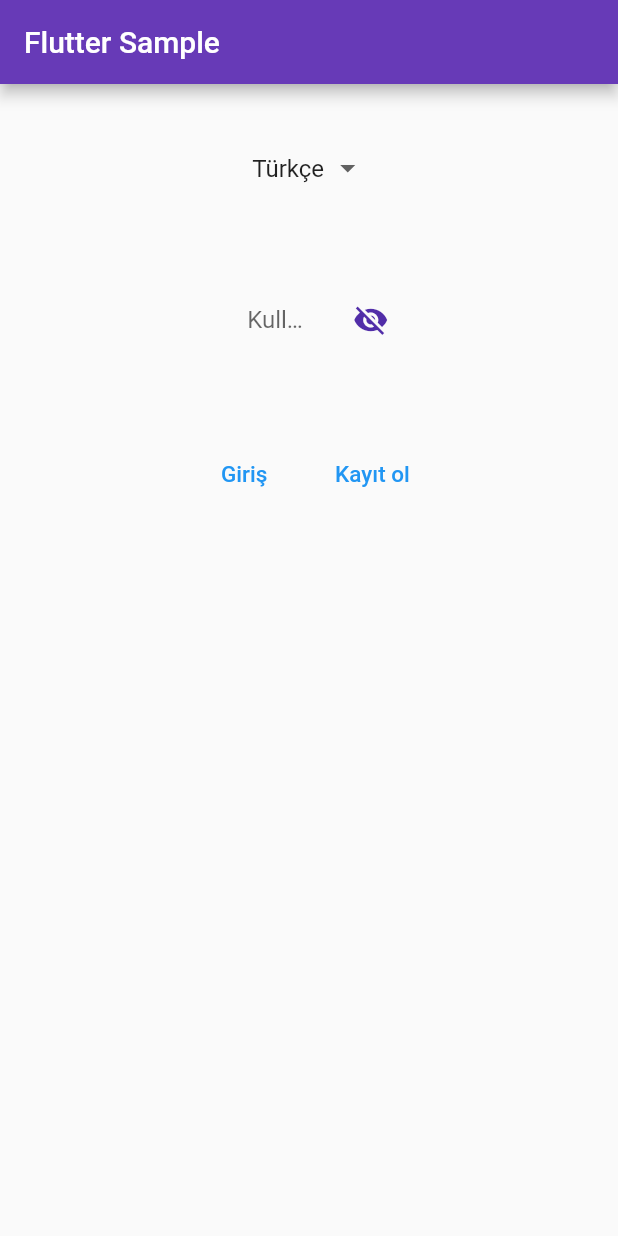
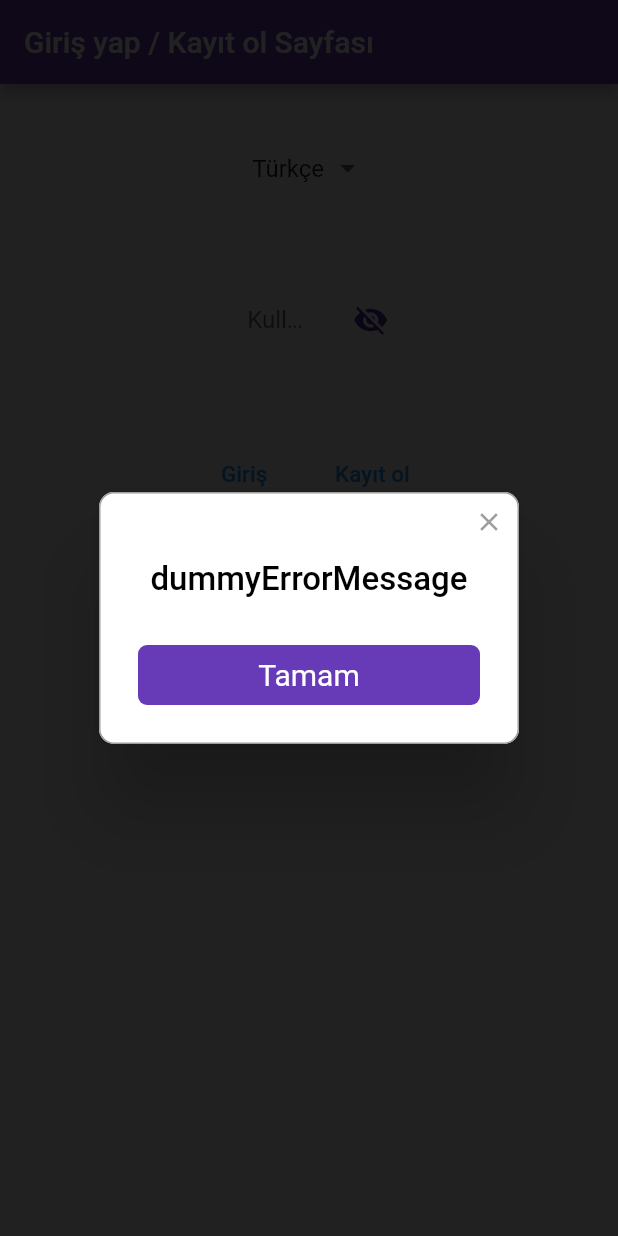
Before and after one commit to frkn2076/FLUTTERSAMPLE, a Flutter app: the screen it shows after launch, after a tap on "Giriş", on a phone screen of 412 x 824 dp. Run offline on Flutter 3.47's test engine with Material 2 defaults, Android fonts, the phone set to English and light mode, and no system bars; drawn by our look-alikes of rflutter_alert.

Commit message:
added login and todo page

```diff
--- /dev/null
+++ b/lib/login.dart
@@ -0,0 +1,178 @@
+import 'package:flutter/material.dart';
+import 'package:fluttersample/todo.dart';
+import 'package:fluttersample/util/caller.dart';
+import 'package:rflutter_alert/rflutter_alert.dart';
+
+class Login extends StatelessWidget {
+  @override
+  Widget build(BuildContext context) {
+    return MaterialApp(
+      debugShowCheckedModeBanner: false,
+      title: 'Flutter ToDo App',
+      theme: ThemeData(
+        primarySwatch: Colors.deepPurple,
+      ),
+      home: LoginPage(),
+    );
+  }
+}
+
+class LoginPage extends StatefulWidget {
+  @override
+  _LoginPageState createState() => _LoginPageState();
+}
+
+class _LoginPageState extends State<LoginPage> {
+  var languages = <String>['Türkçe', 'English'];
+  var isTurkish = true;
+  bool _isPasswordVisible = false;
+
+  TextEditingController userNameController = TextEditingController();
+  TextEditingController passwordController = TextEditingController();
+
+  @override
+  Widget build(BuildContext context) {
+    return Scaffold(
+      appBar: AppBar(
+        title: Text(isTurkish ? "Giriş yap / Kayıt ol Sayfası" : "Sign in / Sign up Page"),
+      ),
+      body: Container(
+        child: Column(
+          children: <Widget>[
+            emptyInterval(multiplier: 2),
+            languageDropDown(),
+            emptyInterval(multiplier: 3),
+            Container(
+              child: Row(
+                mainAxisAlignment: MainAxisAlignment.center,
+                children: [
+                  emptyInterval(multiplier: 2),
+                  buildTextWidget(userNameController,
+                      isTurkish ? "Kullanıcı adı" : "User name"),
+                  emptyInterval(multiplier: 2),
+                  buildTextWidget(
+                      passwordController, isTurkish ? "Şifre" : "Password",
+                      hasHiddenIcon: true),
+                ],
+              ),
+            ),
+            emptyInterval(),
+            Container(
+              child: Row(
+                mainAxisAlignment: MainAxisAlignment.center,
+                children: [
+                  buildButtonWidget(isTurkish ? "Giriş" : "Sign in"),
+                  emptyInterval(multiplier: 2),
+                  buildButtonWidget(isTurkish ? "Kayıt ol" : "Sign up"),
+                ],
+              ),
+            ),
+          ],
+        ),
+      ),
+    );
+  }
+
+  Widget emptyInterval({int multiplier = 1}) {
+    return SizedBox(
+        width: MediaQuery.of(context).size.width / 40 * multiplier,
+        height: MediaQuery.of(context).size.height / 40 * multiplier);
+  }
+
+  Widget languageDropDown() {
+    return Container(
+      alignment: Alignment.center,
+      height: 30.0,
+      child: DropdownButton<String>(
+        underline: Container(), //to remove underline
+        items: languages.map((String value) {
+          return new DropdownMenuItem<String>(value: value, child: Text(value));
+        }).toList(),
+        value: isTurkish ? languages[0] : languages[1],
+        onChanged: (String? newVal) {
+          setState(() {
+            isTurkish = newVal == languages[0];
+          });
+        },
+      ),
+    );
+  }
+
+  Widget buildTextWidget(TextEditingController controller, String hintText,
+      {bool hasHiddenIcon = false}) {
+    return Container(
+      width: MediaQuery.of(context).size.width / 10,
+      height: MediaQuery.of(context).size.height / 10,
+      child: TextField(
+        textAlign: TextAlign.left,
+        controller: controller,
+        obscureText: hasHiddenIcon ? !_isPasswordVisible : false,
+        decoration: InputDecoration(
+          border: InputBorder.none,
+          hintText: hintText,
+          suffixIcon: hasHiddenIcon
+              ? IconButton(
+                  icon: Icon(
+                    _isPasswordVisible
+                        ? Icons.visibility
+                        : Icons.visibility_off,
+                    color: Theme.of(context).primaryColorDark,
+                  ),
+                  onPressed: () {
+                    setState(() {
+                      _isPasswordVisible = !_isPasswordVisible;
+                    });
+                  },
+                )
+              : null,
+        ),
+      ),
+    );
+  }
+
+  Widget buildButtonWidget(String text) {
+    return Container(
+      child: Row(
+        mainAxisAlignment: MainAxisAlignment.center,
+        children: [
+          TextButton(
+            onPressed: () {
+              API.login(
+                isTurkish ? "TR" : "EN",
+                userNameController.text,
+                passwordController.text,
+              )
+                  .then((value) {
+                if (value.isSuccess == true) {
+                  Navigator.push(
+                      context, MaterialPageRoute(builder: (context) => Todo()));
+                } else {
+                  _popup(context, value.errorMessage.toString());
+                }
+              });
+            },
+            child: Text(
+              text,
+              style: TextStyle(color: Colors.blue, fontSize: 15),
+            ),
+          ),
+        ],
+      ),
+    );
+  }
+
+  _popup(BuildContext context, String? message){
+    Alert(
+        context: context,
+        title: message ?? (isTurkish ? "Geçici süre hizmet veremiyoruz" : "We are temporarily unavailable"),
+        buttons: [
+          DialogButton(
+            onPressed: () => Navigator.of(context,rootNavigator: true).pop(),
+            child: Text(
+              isTurkish ? "Tamam" : "Okay",
+              style: TextStyle(color: Colors.white, fontSize: 20),
+            ),
+          )
+        ]).show();
+  }
+}
--- a/lib/main.dart
+++ b/lib/main.dart
@@ -1,154 +1,4 @@
-import 'package:flutter/material.dart';
+import 'package:flutter/cupertino.dart';
+import 'login.dart';
 
-void main() => runApp(MyApp());
-
-class MyApp extends StatelessWidget {
-  @override
-  Widget build(BuildContext context) {
-    return MaterialApp(
-      debugShowCheckedModeBanner: false,
-      title: 'Flutter ToDo App',
-      theme: ThemeData(
-        primarySwatch: Colors.deepPurple,
-      ),
-      home: MyHomePage(title: 'Flutter Sample'),
-    );
-  }
-}
-
-class MyHomePage extends StatefulWidget {
-  MyHomePage({Key? key, required this.title}) : super(key: key);
-
-  final String title;
-
-  @override
-  _MyHomePageState createState() => _MyHomePageState();
-}
-
-class _MyHomePageState extends State<MyHomePage> {
-  var languages = <String>['Türkçe', 'English'];
-  var isTurkish = true;
-  bool _isPasswordVisible = false;
-
-  TextEditingController userNameController = TextEditingController();
-  TextEditingController passwordController = TextEditingController();
-
-  @override
-  Widget build(BuildContext context) {
-    return Scaffold(
-      appBar: AppBar(
-        title: Text(widget.title),
-      ),
-      body: Container(
-        child: Column(
-          children: <Widget>[
-            emptyInterval(multiplier: 2),
-            languageDropDown(),
-            emptyInterval(multiplier: 3),
-            Container(
-              child: Row(
-                mainAxisAlignment: MainAxisAlignment.center,
-                children: [
-                  emptyInterval(multiplier: 2),
-                  buildTextWidget(userNameController,
-                      isTurkish ? "Kullanıcı adı" : "User name"),
-                  emptyInterval(multiplier: 2),
-                  buildTextWidget(
-                      passwordController, isTurkish ? "Şifre" : "Password",
-                      hasHiddenIcon: true),
-                ],
-              ),
-            ),
-            emptyInterval(),
-            Container(
-              child: Row(
-                mainAxisAlignment: MainAxisAlignment.center,
-                children: [
-                  buildButtonWidget(isTurkish ? "Giriş" : "Sign in"),
-                  emptyInterval(multiplier: 2),
-                  buildButtonWidget(isTurkish ? "Kayıt ol" : "Sign up"),
-                ],
-              ),
-            ),
-          ],
-        ),
-      ),
-    );
-  }
-
-  Widget emptyInterval({int multiplier = 1}) {
-    return SizedBox(
-        width: MediaQuery.of(context).size.width / 40 * multiplier,
-        height: MediaQuery.of(context).size.height / 40 * multiplier);
-  }
-
-  Widget languageDropDown() {
-    return Container(
-      alignment: Alignment.center,
-      height: 30.0,
-      child: DropdownButton<String>(
-        underline: Container(), //to remove underline
-        items: languages.map((String value) {
-          return new DropdownMenuItem<String>(value: value, child: Text(value));
-        }).toList(),
-        value: isTurkish ? languages[0] : languages[1],
-        onChanged: (String? newVal) {
-          setState(() {
-            isTurkish = newVal == languages[0];
-          });
-        },
-      ),
-    );
-  }
-
-  Widget buildTextWidget(TextEditingController controller, String hintText,
-      {bool hasHiddenIcon = false}) {
-    return Container(
-      width: MediaQuery.of(context).size.width / 10,
-      height: MediaQuery.of(context).size.height / 10,
-      child: TextField(
-        textAlign: TextAlign.left,
-        controller: controller,
-        obscureText: hasHiddenIcon ? !_isPasswordVisible : false,
-        decoration: InputDecoration(
-          border: InputBorder.none,
-          hintText: hintText,
-          suffixIcon: hasHiddenIcon
-              ? IconButton(
-                  icon: Icon(
-                    _isPasswordVisible
-                        ? Icons.visibility
-                        : Icons.visibility_off,
-                    color: Theme.of(context).primaryColorDark,
-                  ),
-                  onPressed: () {
-                    setState(() {
-                      _isPasswordVisible = !_isPasswordVisible;
-                    });
-                  },
-                )
-              : null,
-        ),
-      ),
-    );
-  }
-
-  Widget buildButtonWidget(String text) {
-    return Container(
-      child: Row(
-        mainAxisAlignment: MainAxisAlignment.center,
-        children: [
-          TextButton(
-            onPressed: () {
-              //TODO FORGOT PASSWORD SCREEN GOES HERE
-            },
-            child: Text(
-              text,
-              style: TextStyle(color: Colors.blue, fontSize: 15),
-            ),
-          ),
-        ],
-      ),
-    );
-  }
-}
+void main() => runApp(Login());
--- /dev/null
+++ b/lib/models/baseresponse.dart
@@ -0,0 +1,15 @@
+class BaseResponse {
+  final bool? isSuccess;
+  final String? errorMessage;
+  final String? token;
+
+  BaseResponse({this.isSuccess, this.errorMessage, this.token});
+
+  factory BaseResponse.fromJson(Map<String, dynamic> json) {
+    return BaseResponse(
+        isSuccess: json['isSuccess'],
+        errorMessage: json['errorMessage'],
+        token: json['token']
+    );
+  }
+}
--- /dev/null
+++ b/lib/util/caller.dart
@@ -0,0 +1,36 @@
+import 'package:fluttersample/models/baseresponse.dart';
+// import 'package:http/http.dart' as http;
+// import 'dart:convert';
+
+class API {
+  static Future<BaseResponse> login(
+      String language, String userName, String password) async {
+        if(userName == "fbr" && password == "123")
+          return BaseResponse(isSuccess: true, token: "dummytoken");
+        else
+          return BaseResponse(isSuccess: false, errorMessage: "dummyErrorMessage");
+
+    // final response = await http.post(
+    //     Uri.parse('http://127.0.0.1:3000/account/login'),
+    //     headers: <String, String>{
+    //       "Access-Control-Allow-Origin": "*",
+    //       "content-type" : "application/json",
+    //       "accept" : "application/json",
+    //       "Access-Control-Allow-Methods": "POST"
+    //     },
+    //     body: jsonEncode(<String, String>{
+    //       'Language': language,
+    //       'UserName': userName,
+    //       'Password': password
+    //     }));
+
+    // if (response.statusCode == 200) {
+    //   return json
+    //       .decode(response.body)
+    //       .map<BaseResponse>((data) => BaseResponse.fromJson(data))
+    //       .toList();
+    // } else {
+    //   throw Exception('Failed to load category');
+    // }
+  }
+}
```
Also changed, not shown: lib/caller.dart (deleted, +0 -18 lines), lib/todo.dart (+26 -25 lines), lib/util/holder.dart (deleted, +0 -11 lines), pubspec.yaml (+1 -36 lines), pubspec.lock, 1 other file.
